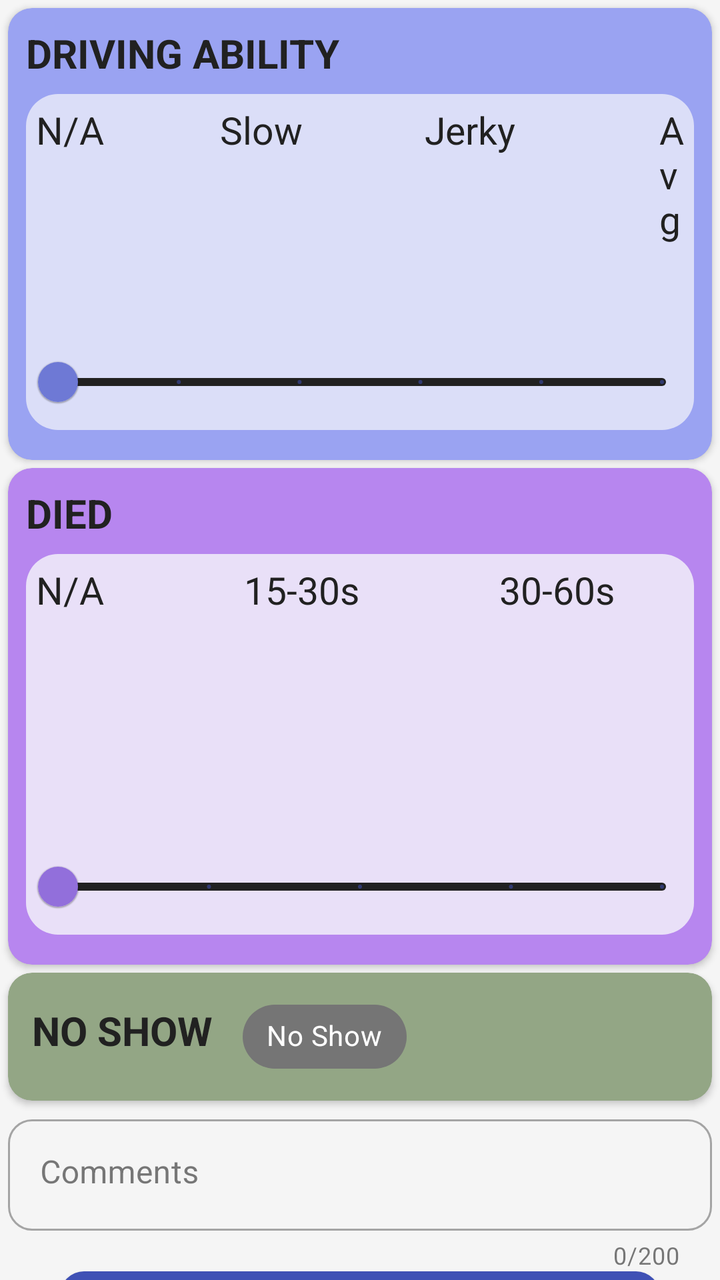
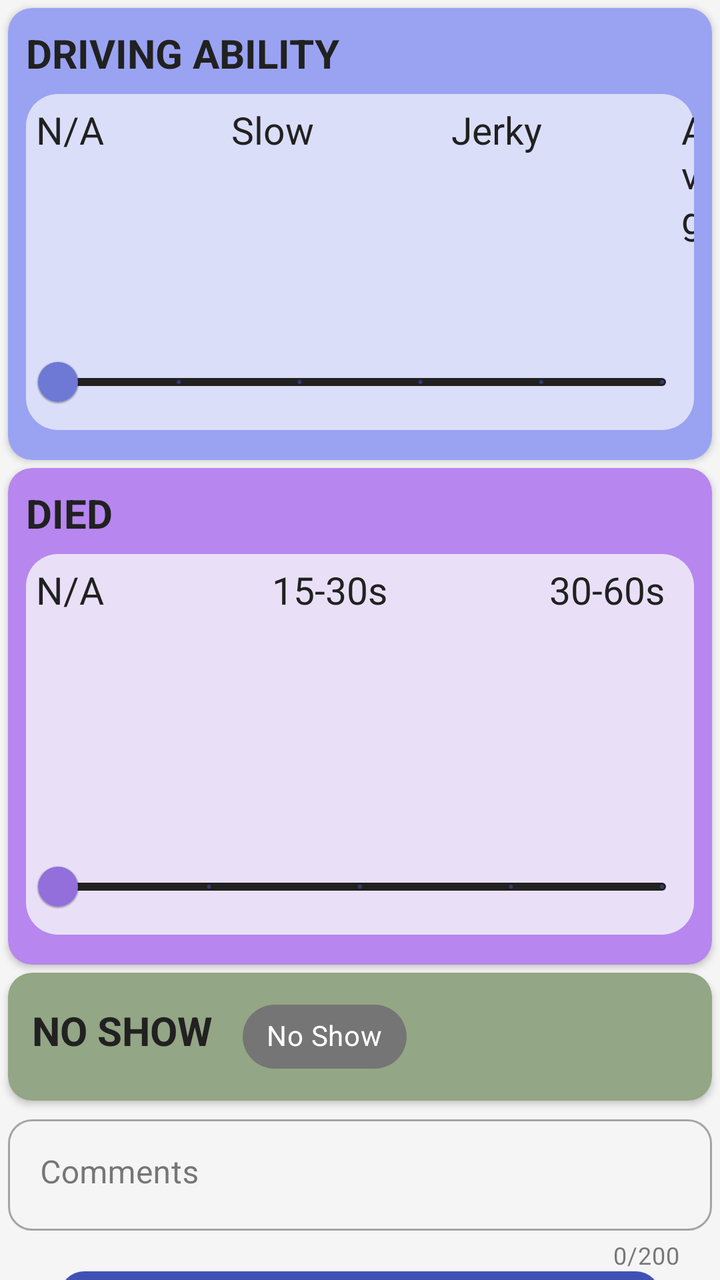

Before-and-after screenshots of an Android layout around one commit, followed by the original layout XML and the change that was made.
<!-- AndroidManifest.xml: application theme AppTheme -->
<!-- res/layout/endgame_fragment.xml -->
<?xml version="1.0" encoding="utf-8"?>
<androidx.constraintlayout.widget.ConstraintLayout xmlns:android="http://schemas.android.com/apk/res/android"
    xmlns:app="http://schemas.android.com/apk/res-auto"
    android:layout_width="match_parent"
    android:layout_height="match_parent">

    <androidx.core.widget.NestedScrollView
        android:layout_width="match_parent"
        android:layout_height="match_parent"
        android:fillViewport="true"
        android:clipToPadding="false"
        android:paddingBottom="@dimen/scouting_scroll_bottom_nav__margin">

        
        <LinearLayout
            android:layout_width="match_parent"
            android:layout_height="wrap_content"
            android:orientation="vertical">

            
            
            <com.google.android.material.card.MaterialCardView
                android:layout_width="match_parent"
                android:layout_height="wrap_content"
                android:layout_marginHorizontal="@dimen/card_margin"
                android:layout_marginTop="@dimen/card_margin"
                app:cardBackgroundColor="#9aa3f2"
                app:cardCornerRadius="12dp"
                app:cardElevation="2dp">

                
                <LinearLayout
                    android:layout_width="match_parent"
                    android:layout_height="wrap_content"
                    android:layout_marginBottom="15dp"
                    android:orientation="vertical">

                    <TextView
                        android:layout_width="match_parent"
                        android:layout_height="wrap_content"
                        android:layout_marginTop="9dp"
                        android:layout_marginStart="9dp"
                        android:text="@string/driving_ability"
                        android:textColor="@color/customTextPrimary"
                        android:textSize="@dimen/font_medium"
                        android:textStyle="bold" />

                    
                    <LinearLayout
                        android:layout_width="match_parent"
                        android:layout_height="wrap_content"
                        android:layout_marginStart="9dp"
                        android:layout_marginTop="7dp"
                        android:layout_marginEnd="9dp"
                        android:background="@drawable/rounded_rect"
                        android:backgroundTint="#DBDEF8"
                        android:orientation="vertical">

                        
                        <LinearLayout
                            android:layout_width="match_parent"
                            android:layout_height="wrap_content"
                            android:layout_marginTop="5dp"
                            android:orientation="horizontal">

                            <TextView
                                android:layout_width="wrap_content"
                                android:layout_height="wrap_content"
                                android:layout_marginStart="5dp"
                                android:text="N/A"
                                android:textColor="@color/customTextPrimary"
                                android:textSize="19sp" />

                            <TextView
                                android:layout_width="wrap_content"
                                android:layout_height="wrap_content"
                                android:layout_marginStart="58dp"
                                android:text="Slow"
                                android:textColor="@color/customTextPrimary"
                                android:textSize="19sp" />

                            <TextView
                                android:layout_width="wrap_content"
                                android:layout_height="wrap_content"
                                android:layout_marginStart="61dp"
                                android:text="Jerky"
                                android:textColor="@color/customTextPrimary"
                                android:textSize="19sp" />

                            <TextView
                                android:layout_width="wrap_content"
                                android:layout_height="wrap_content"
                                android:layout_marginStart="72dp"
                                android:text="Avg"
                                android:textColor="@color/customTextPrimary"
                                android:textSize="19sp" />

                            <TextView
                                android:layout_width="wrap_content"
                                android:layout_height="wrap_content"
                                android:layout_marginStart="72dp"
                                android:text="Fast"
                                android:textColor="@color/customTextPrimary"
                                android:textSize="19sp" />

                            <TextView
                                android:layout_width="wrap_content"
                                android:layout_height="wrap_content"
                                android:layout_marginStart="57dp"
                                android:text="Elite"
                                android:textColor="@color/customTextPrimary"
                                android:textSize="19sp" />

                        </LinearLayout>
                        

                        
                        <LinearLayout
                            android:layout_width="match_parent"
                            android:layout_height="wrap_content">

                            <com.google.android.material.slider.Slider
                                android:id="@+id/endgame_driving_ability_slider"
                                android:layout_width="match_parent"
                                android:layout_height="wrap_content"
                                android:stepSize="1.0"
                                android:value="0.0"
                                android:valueFrom="0.0"
                                android:valueTo="5.0"
                                app:labelBehavior="gone"
                                app:thumbColor="#6E79D5"
                                app:tickColorActive="#c64e34"
                                app:trackColorActive="@color/customTextPrimary"
                                app:trackColorInactive="@color/customTextPrimary" />
                        </LinearLayout>
                        
                    </LinearLayout>
                </LinearLayout>
            </com.google.android.material.card.MaterialCardView>
            

            
            
            <com.google.android.material.card.MaterialCardView
                android:layout_width="match_parent"
                android:layout_height="wrap_content"
                android:layout_marginHorizontal="@dimen/card_margin"
                android:layout_marginTop="@dimen/card_margin"
                app:cardBackgroundColor="#B786EF"
                app:cardCornerRadius="12dp"
                app:cardElevation="2dp">

                <LinearLayout
                    android:layout_width="match_parent"
                    android:layout_height="match_parent"
                    android:orientation="vertical">

                    <TextView
                        android:layout_width="wrap_content"
                        android:layout_height="wrap_content"
                        android:layout_marginTop="9dp"
                        android:layout_marginStart="9dp"
                        android:text="@string/died"
                        android:textColor="@color/customTextPrimary"
                        android:textSize="@dimen/font_medium"
                        android:textStyle="bold" />

                    <LinearLayout
                        android:layout_width="match_parent"
                        android:layout_height="wrap_content"
                        android:layout_marginStart="9dp"
                        android:layout_marginTop="7dp"
                        android:layout_marginEnd="9dp"
                        android:layout_marginBottom="15dp"
                        android:background="@drawable/rounded_rect"
                        android:backgroundTint="#E9E0F8"
                        android:orientation="vertical">

                        
                        <LinearLayout
                            android:layout_width="match_parent"
                            android:layout_height="wrap_content"
                            android:layout_marginTop="5dp"
                            android:orientation="horizontal">

                            <TextView
                                android:layout_width="wrap_content"
                                android:layout_height="wrap_content"
                                android:layout_marginStart="5dp"
                                android:text="N/A"
                                android:textColor="@color/customTextPrimary"
                                android:textSize="19sp" />

                            <TextView
                                android:layout_width="wrap_content"
                                android:layout_height="wrap_content"
                                android:layout_marginStart="70dp"
                                android:text="15-30s"
                                android:textColor="@color/customTextPrimary"
                                android:textSize="19sp" />

                            <TextView
                                android:layout_width="wrap_content"
                                android:layout_height="wrap_content"
                                android:layout_marginStart="70dp"
                                android:text="30-60s"
                                android:textColor="@color/customTextPrimary"
                                android:textSize="19sp" />

                            <TextView
                                android:layout_width="wrap_content"
                                android:layout_height="wrap_content"
                                android:layout_marginStart="70dp"
                                android:text="60-90s"
                                android:textColor="@color/customTextPrimary"
                                android:textSize="19sp" />

                            <TextView
                                android:layout_width="wrap_content"
                                android:layout_height="wrap_content"
                                android:layout_marginStart="57dp"
                                android:text="Most"
                                android:textColor="@color/customTextPrimary"
                                android:textSize="19sp" />

                        </LinearLayout>
                        

                        
                        <LinearLayout
                            android:layout_width="match_parent"
                            android:layout_height="wrap_content">

                            <com.google.android.material.slider.Slider
                                android:id="@+id/endgame_died_slider"
                                android:layout_width="match_parent"
                                android:layout_height="wrap_content"
                                android:paddingStart="20dp"
                                android:stepSize="1"
                                android:value="0.0"
                                android:valueFrom="0.0"
                                android:valueTo="4.0"
                                app:labelBehavior="gone"
                                app:thumbColor="#926FDB"
                                app:tickColorActive="#c64e34"
                                app:trackColorActive="@color/customTextPrimary"
                                app:trackColorInactive="@color/customTextPrimary" />

                        </LinearLayout>
                    </LinearLayout>
                </LinearLayout>
            </com.google.android.material.card.MaterialCardView>
            

            
            <com.google.android.material.card.MaterialCardView
                android:id="@+id/no_show"
                android:layout_width="match_parent"
                android:layout_height="wrap_content"
                android:layout_marginTop="@dimen/card_margin"
                android:layout_marginHorizontal="@dimen/card_margin"
                app:cardBackgroundColor="#93A685"
                app:cardCornerRadius="12dp"
                app:cardElevation="2dp">

                <LinearLayout
                    android:layout_width="match_parent"
                    android:layout_height="wrap_content"
                    android:orientation="horizontal">

                    
                    <LinearLayout
                        android:layout_width="match_parent"
                        android:layout_height="wrap_content"
                        android:orientation="horizontal"
                        android:padding="@dimen/section_padding">

                        <TextView
                            android:id="@+id/no_show_title"
                            android:layout_width="wrap_content"
                            android:layout_height="wrap_content"
                            android:layout_marginStart="4dp"
                            android:text="NO SHOW"
                            android:textColor="@color/customTextPrimary"
                            android:textSize="@dimen/font_medium"
                            android:textStyle="bold" />

                        <com.google.android.material.chip.Chip
                            android:id="@+id/no_show_chip"
                            style="@style/CustomChipStyle"
                            android:layout_width="wrap_content"
                            android:layout_height="wrap_content"
                            android:layout_marginStart="15dp"
                            android:text="No Show" />
                    </LinearLayout>
                    
                </LinearLayout>
            </com.google.android.material.card.MaterialCardView>
            

            
            
            <com.google.android.material.textfield.TextInputLayout
                android:id="@+id/endgame_comments_layout"
                style="@style/Widget.MaterialComponents.TextInputLayout.OutlinedBox"
                android:layout_width="match_parent"
                android:layout_height="wrap_content"
                android:layout_marginTop="@dimen/card_margin"
                android:layout_marginHorizontal="@dimen/card_margin"
                app:counterEnabled="true"
                app:counterMaxLength="200">

                <com.google.android.material.textfield.TextInputEditText
                    android:id="@+id/endgame_comments_input"
                    android:layout_width="match_parent"
                    android:layout_height="wrap_content"
                    android:hint="@string/comments"
                    android:gravity="top|start"
                    android:inputType="textMultiLine"
                    android:minLines="1"
                    android:textColor="@color/textPrimary" />
            </com.google.android.material.textfield.TextInputLayout>
            

            
            <RelativeLayout
                android:layout_width="match_parent"
                android:layout_height="wrap_content"
                android:gravity="center_horizontal">

                <com.google.android.material.button.MaterialButton
                    android:id="@+id/endgame_generate_qr_button"
                    android:layout_width="300dp"
                    android:layout_height="300dp"
                    android:insetTop="0dp"
                    android:insetBottom="0dp"
                    app:backgroundTint="@color/colorPrimary"
                    app:icon="@drawable/qr_code_icon"
                    app:iconSize="120dp"
                    app:iconGravity="textStart"
                    app:iconPadding="0dp"
                    android:padding="0dp"
                    android:focusable="true"
                    android:contentDescription="@string/qr_code_image" />

            </RelativeLayout>
            

        </LinearLayout>
        

    </androidx.core.widget.NestedScrollView>

</androidx.constraintlayout.widget.ConstraintLayout>
<!-- resources referenced by this layout -->
<resources>
  <color name="colorPrimary">#3F51B5</color>
  <color name="customTextPrimary">#212121</color>
  <color name="textPrimary">#212121</color>
  <dimen name="card_margin">4dp</dimen>
  <dimen name="font_medium">20sp</dimen>
  <dimen name="scouting_scroll_bottom_nav__margin">80dp</dimen>
  <dimen name="section_padding">8dp</dimen>
  <!-- drawable rounded_rect (drawable) -->
  <?xml version="1.0" encoding="utf-8"?>
  <shape xmlns:android="http://schemas.android.com/apk/res/android"
      android:shape="rectangle" >
  
      <solid android:color="#FFFFFF" />
  
      <corners
          android:topLeftRadius="16dp"
          android:topRightRadius="16dp"
          android:bottomLeftRadius="16dp"
          android:bottomRightRadius="16dp"/>
  
  </shape>
  <string name="comments">Comments</string>
  <string name="died">DIED</string>
  <string name="driving_ability">DRIVING ABILITY</string>
  <string name="qr_code_image">QR code image</string>
  <style name="CustomChipStyle" parent="Widget.MaterialComponents.Chip.Filter">
          <item name="chipBackgroundColor">@color/chip_background_color</item>
          <item name="android:textColor">@android:color/white</item>
          <item name="chipStartPadding">6dp</item>
          <item name="chipEndPadding">6dp</item>
          <item name="textStartPadding">6dp</item>
          <item name="textEndPadding">6dp</item>
      </style>
  <color name="colorPrimaryVariant">#303F9F</color>
  <color name="colorOnPrimary">#FFFFFF</color>
  <color name="colorSecondary">#FFD700</color>
  <color name="colorOnSecondary">#3F51B5</color>
  <color name="backgroundColor">#F5F5F5</color>
  <color name="surfaceColor">#FFFFFF</color>
  <color name="colorOnSurface">#212121</color>
  <color name="colorOnBackground">#212121</color>
  <color name="errorColor">#B00020</color>
  <color name="colorOnError">#FFFFFF</color>
  <style name="AppSubtitle2" parent="TextAppearance.MaterialComponents.Subtitle2">
          <item name="android:textColor">@color/textSecondary</item>
      </style>
  <style name="ShapeAppearance.App.SmallComponent" parent="ShapeAppearance.MaterialComponents.SmallComponent">
          <item name="cornerFamily">rounded</item>
          <item name="cornerSize">12dp</item>
      </style>
  <style name="ShapeAppearance.App.MediumComponent" parent="ShapeAppearance.MaterialComponents.MediumComponent">
          <item name="cornerFamily">rounded</item>
          <item name="cornerSize">12dp</item>
      </style>
  <style name="RadioButtonTight" parent="Widget.MaterialComponents.CompoundButton.RadioButton">
          <item name="android:paddingTop">2dp</item>
          <item name="android:paddingBottom">2dp</item>
          <item name="android:minHeight">0dp</item>
      </style>
  <color name="textSecondary">#757575</color>
  <!-- unchanged entries left out for length: 2 -->
</resources>

<!-- the commit's change to res/layout/endgame_fragment.xml (unified diff, before → after) -->
@@ -74,7 +74,7 @@
                             <TextView
                                 android:layout_width="wrap_content"
                                 android:layout_height="wrap_content"
-                                android:layout_marginStart="58dp"
+                                android:layout_marginStart="63.5dp"
                                 android:text="Slow"
                                 android:textColor="@color/customTextPrimary"
                                 android:textSize="19sp" />
@@ -82,7 +82,7 @@
                             <TextView
                                 android:layout_width="wrap_content"
                                 android:layout_height="wrap_content"
-                                android:layout_marginStart="61dp"
+                                android:layout_marginStart="68.5dp"
                                 android:text="Jerky"
                                 android:textColor="@color/customTextPrimary"
                                 android:textSize="19sp" />
@@ -90,7 +90,7 @@
                             <TextView
                                 android:layout_width="wrap_content"
                                 android:layout_height="wrap_content"
-                                android:layout_marginStart="72dp"
+                                android:layout_marginStart="69.5dp"
                                 android:text="Avg"
                                 android:textColor="@color/customTextPrimary"
                                 android:textSize="19sp" />
@@ -98,7 +98,7 @@
                             <TextView
                                 android:layout_width="wrap_content"
                                 android:layout_height="wrap_content"
-                                android:layout_marginStart="72dp"
+                                android:layout_marginStart="75dp"
                                 android:text="Fast"
                                 android:textColor="@color/customTextPrimary"
                                 android:textSize="19sp" />
@@ -194,7 +194,7 @@
                             <TextView
                                 android:layout_width="wrap_content"
                                 android:layout_height="wrap_content"
-                                android:layout_marginStart="70dp"
+                                android:layout_marginStart="84dp"
                                 android:text="15-30s"
                                 android:textColor="@color/customTextPrimary"
                                 android:textSize="19sp" />
@@ -202,7 +202,7 @@
                             <TextView
                                 android:layout_width="wrap_content"
                                 android:layout_height="wrap_content"
-                                android:layout_marginStart="70dp"
+                                android:layout_marginStart="81dp"
                                 android:text="30-60s"
                                 android:textColor="@color/customTextPrimary"
                                 android:textSize="19sp" />
@@ -210,7 +210,7 @@
                             <TextView
                                 android:layout_width="wrap_content"
                                 android:layout_height="wrap_content"
-                                android:layout_marginStart="70dp"
+                                android:layout_marginStart="77dp"
                                 android:text="60-90s"
                                 android:textColor="@color/customTextPrimary"
                                 android:textSize="19sp" />
